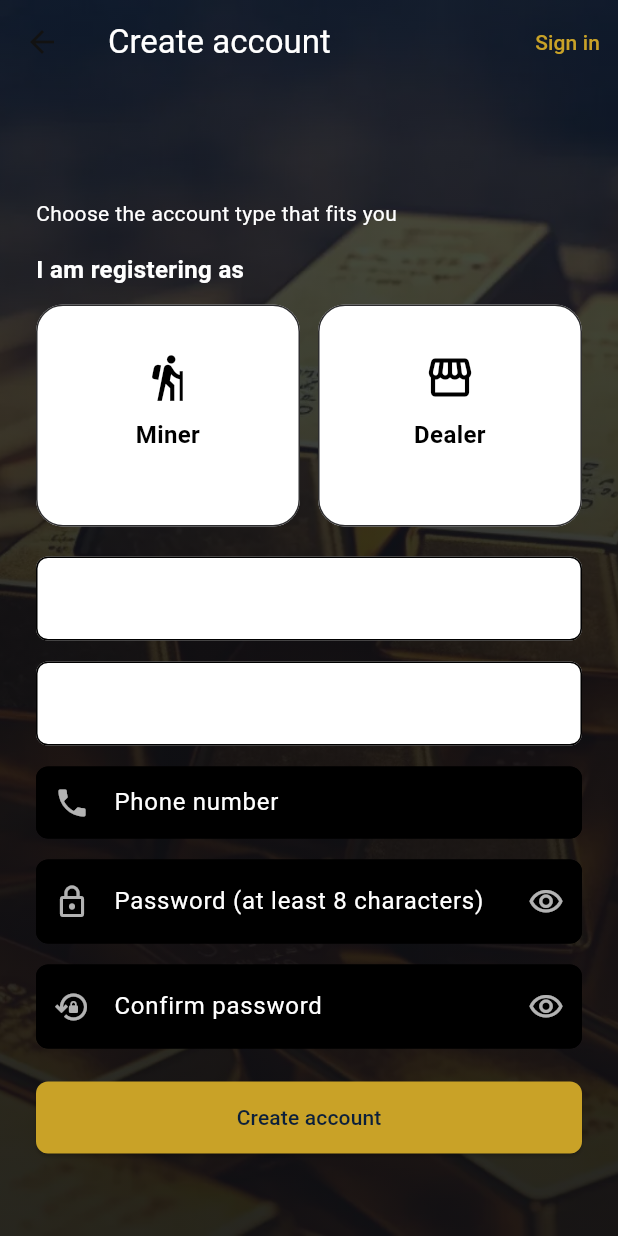
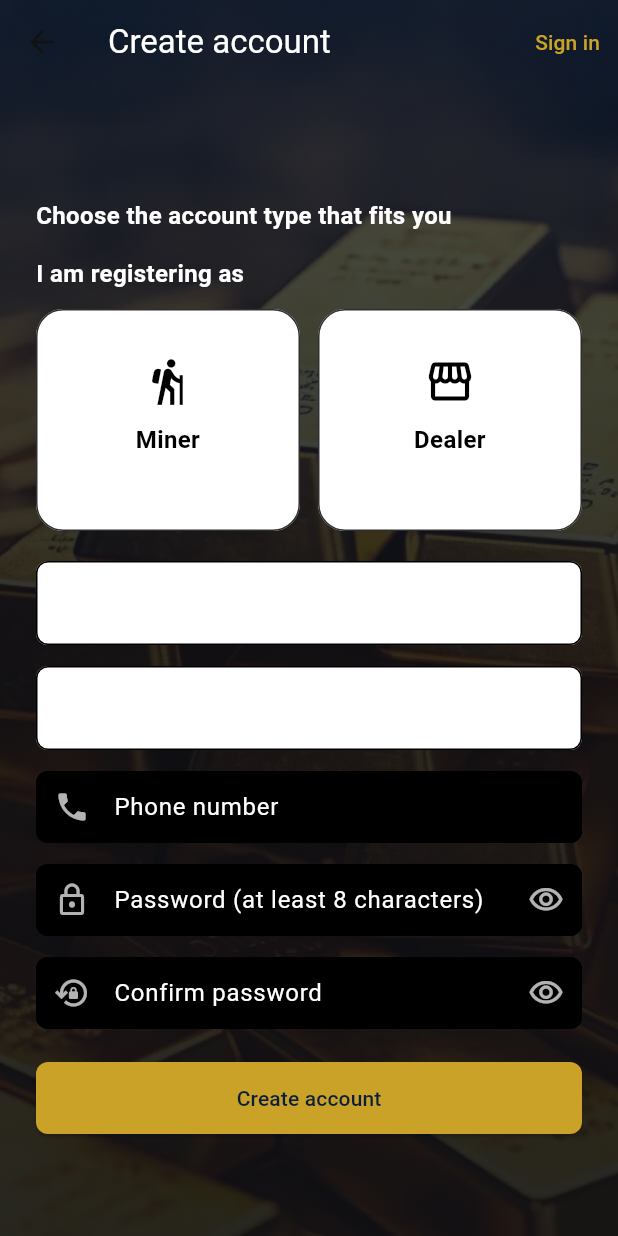
Before and after one commit to maziku-stack/dhahabu-App, a Flutter app: the RegisterScreen screen opened by its route, on a phone screen of 412 x 824 dp. Run offline on Flutter 3.47's test engine with Material 3 defaults, Android fonts, the phone set to English and light mode, and no system bars; our stand-ins replace shared_preferences; accounts and stored records are empty.

Commit message:
changing all

```diff
--- a/mobile/lib/screens/auth/register_screen.dart
+++ b/mobile/lib/screens/auth/register_screen.dart
@@ -134,7 +134,11 @@ class _RegisterScreenState extends State<RegisterScreen> {
                 children: [
             const Text(
               'Choose the account type that fits you',
-              style: TextStyle(color: Colors.white),
+              style: TextStyle(
+                color: Colors.white,
+                fontSize: 16,
+                fontWeight: FontWeight.bold,
+              ),
             ),
             const SizedBox(height: 16),
             if (_error != null)
@@ -189,6 +193,10 @@ class _RegisterScreenState extends State<RegisterScreen> {
                 fillColor: Colors.black,
                 labelText: 'Password (at least 8 characters)',
                 labelStyle: const TextStyle(color: Colors.white),
+                contentPadding: const EdgeInsets.symmetric(
+                  horizontal: 14,
+                  vertical: 12,
+                ),
                 prefixIcon: const Icon(Icons.lock_outline, color: Colors.white70),
                 suffixIcon: IconButton(
                   tooltip: _passwordVisible ? 'Hide password' : 'Show password',
@@ -216,6 +224,10 @@ class _RegisterScreenState extends State<RegisterScreen> {
                 fillColor: Colors.black,
                 labelText: 'Confirm password',
                 labelStyle: const TextStyle(color: Colors.white),
+                contentPadding: const EdgeInsets.symmetric(
+                  horizontal: 14,
+                  vertical: 12,
+                ),
                 prefixIcon: const Icon(Icons.lock_reset_outlined, color: Colors.white70),
                 suffixIcon: IconButton(
                   tooltip: _passwordConfirmationVisible
```
